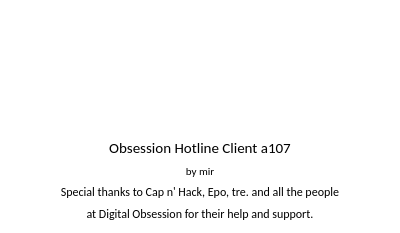
First picture: the form in dialogabout.ui, repository tjohnman/Obsession, before the edit.
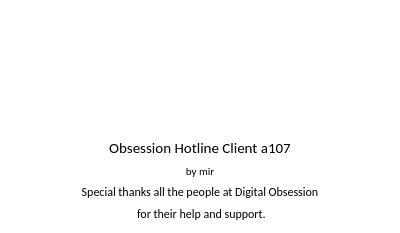
Second picture: the form after the edit. Icons and pictures are not drawn.

Commit message:
Removed individual names from about box
Fixes #35.

What changed in the file:
```diff
--- a/dialogabout.ui
+++ b/dialogabout.ui
@@ -216,7 +216,7 @@
       </font>
      </property>
      <property name="text">
-      <string>Special thanks to Cap n' Hack, Epo, tre. and all the people</string>
+      <string>Special thanks all the people at Digital Obsession</string>
      </property>
      <property name="alignment">
       <set>Qt::AlignCenter</set>
@@ -234,7 +234,7 @@
       </font>
      </property>
      <property name="text">
-      <string>at Digital Obsession for their help and support.</string>
+      <string> for their help and support.</string>
      </property>
      <property name="alignment">
       <set>Qt::AlignCenter</set>
```
